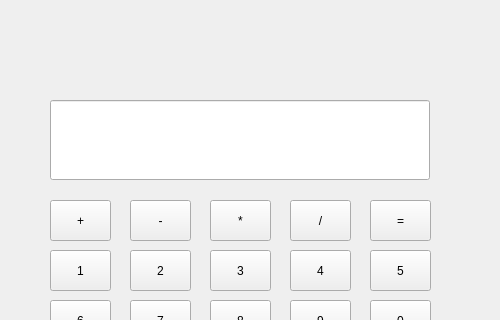
This is mainwindow.ui in AlHermann1/calc as Qt 5 draws it before an edit; both pictures show x 0 to 500 and y 0 to 320 of the 500 by 500 pixel window. The edited form follows.
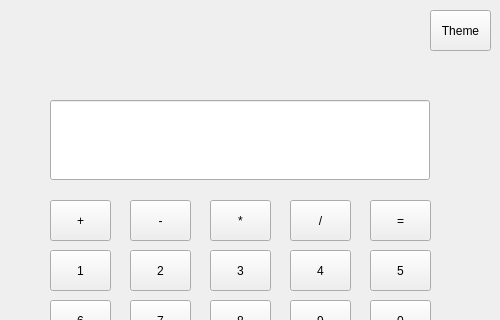
This is the edited form.

Commit message: Added themes, removed trailing zeroes

Diff of the .ui file:
```diff
--- a/mainwindow.ui
+++ b/mainwindow.ui
@@ -274,6 +274,19 @@
      <string>.</string>
     </property>
    </widget>
+   <widget class="QPushButton" name="btnTheme">
+    <property name="geometry">
+     <rect>
+      <x>430</x>
+      <y>10</y>
+      <width>61</width>
+      <height>41</height>
+     </rect>
+    </property>
+    <property name="text">
+     <string>Theme</string>
+    </property>
+   </widget>
   </widget>
  </widget>
  <resources/>
```
The commit also changes 5 other files.
